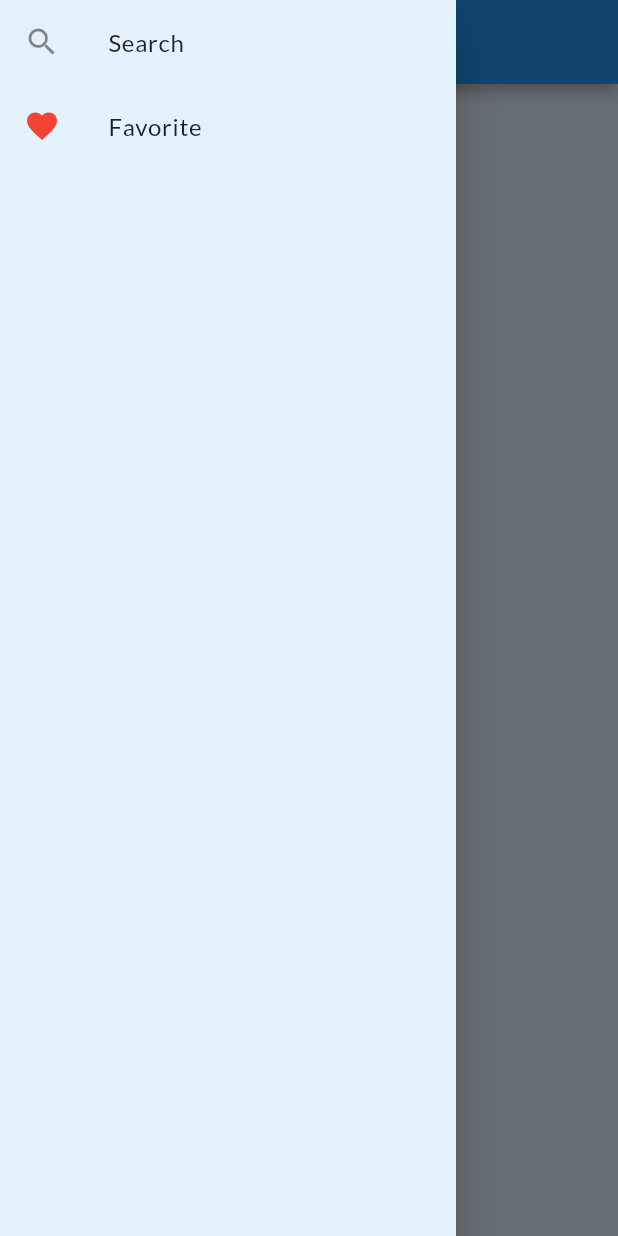
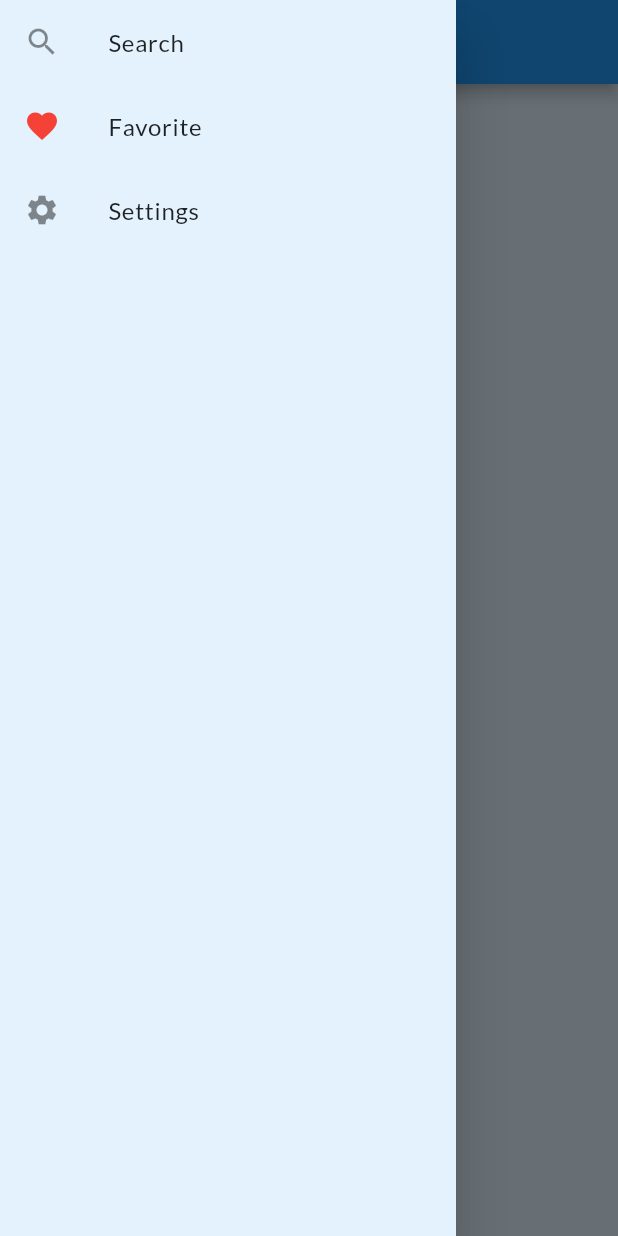
Before and after one commit to christopheradriankusuma/restaurant-app-flutter, a Flutter app: the ListPage screen opened directly with empty values, with the side drawer open, on a phone screen of 412 x 824 dp. Run offline on Flutter 3.47's test engine with Material 2 defaults, Android fonts, the phone set to English and light mode, and no system bars; our stand-ins replace flutter_local_notifications, flutter_rating_bar, fluttertoast, google_fonts, page_transition, rxdart and 2 more; missing offline and left inert: android_alarm_manager; accounts and stored records are empty; network calls fail.

Commit message:
Update routing with alarm manager

```diff
--- a/lib/ui/list_page.dart
+++ b/lib/ui/list_page.dart
@@ -1,14 +1,37 @@
 import 'package:flutter/material.dart';
 import 'package:restaurant_app/data/model/restaurant.dart';
+import 'package:restaurant_app/ui/detail_page.dart';
 import 'package:restaurant_app/ui/favorite_page.dart';
 import 'package:restaurant_app/ui/search_page.dart';
+import 'package:restaurant_app/ui/settings_page.dart';
+import 'package:restaurant_app/utils/notification_helper.dart';
 import 'package:restaurant_app/widget/restaurant_tile.dart';
 
-class ListPage extends StatelessWidget {
+class ListPage extends StatefulWidget {
   static const String routeName = '/list';
   final List<Restaurant> restaurants;
 
   ListPage({required this.restaurants});
+
+  @override
+  _ListPageState createState() => _ListPageState();
+}
+
+class _ListPageState extends State<ListPage> {
+  final NotificationHelper _notificationHelper = NotificationHelper();
+
+  @override
+  void initState() {
+    super.initState();
+    _notificationHelper
+        .configureSelectNotificationSubject(RestaurantDetail.routeName);
+  }
+
+  @override
+  void dispose() {
+    selectNotificationSubject.close();
+    super.dispose();
+  }
 
   @override
   Widget build(BuildContext context) {
@@ -26,9 +49,9 @@ class ListPage extends StatelessWidget {
       body: Container(
         color: Theme.of(context).backgroundColor,
         child: ListView.builder(
-          itemCount: restaurants.length,
+          itemCount: widget.restaurants.length,
           itemBuilder: (context, index) {
-            return RestaurantTile(restaurant: restaurants[index]);
+            return RestaurantTile(restaurant: widget.restaurants[index]);
           },
         ),
       ),
@@ -56,6 +79,14 @@ class ListPage extends StatelessWidget {
                   Navigator.pushNamed(context, FavoritePage.routeName);
                 },
               ),
+              ListTile(
+                leading: Icon(Icons.settings),
+                title: Text('Settings'),
+                onTap: () {
+                  Navigator.pop(context);
+                  Navigator.pushNamed(context, SettingsPage.routeName);
+                },
+              ),
             ],
           ),
         ),
```
Also changed, not shown: lib/ui/detail_page.dart (+4 -3 lines).
